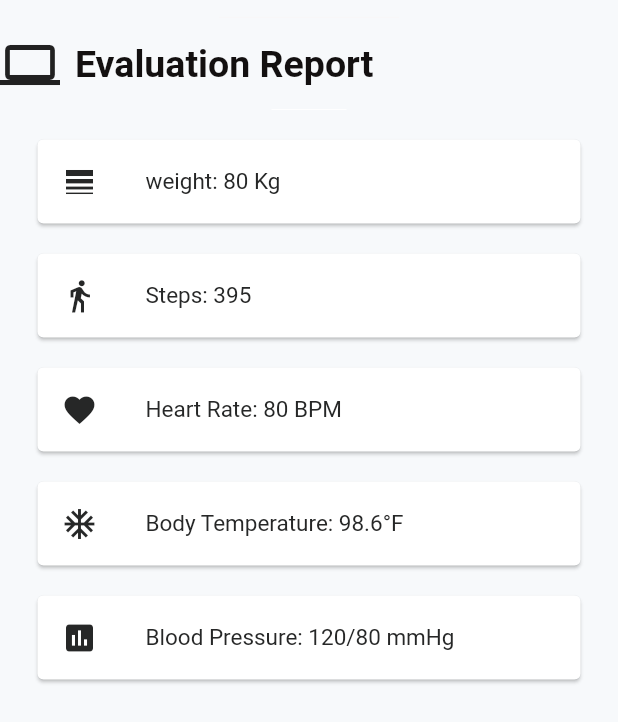
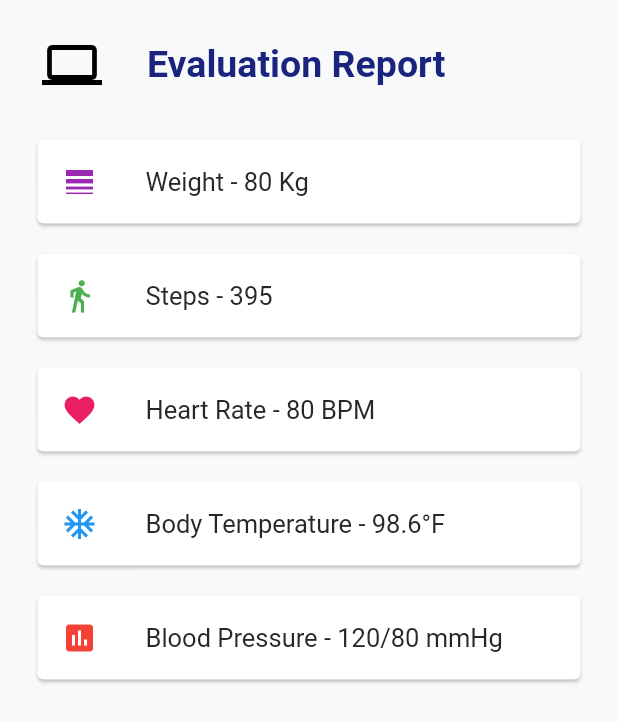
Before and after one commit to drishutup/Easy-Diagnosis-App, a Flutter app: the HealthMonitoringApp screen opened directly, on a phone screen of 412 x 824 dp. Shown: the top 722 px of the screen. Run offline on Flutter 3.47's test engine with Material 2 defaults, Android fonts, the light colour scheme and no system bars; Roboto replaces fonts that are missing (Pacifico, Source Sans Pro).

Commit message:
Update reports.dart

```diff
--- a/lib/reports.dart
+++ b/lib/reports.dart
@@ -28,16 +28,19 @@ class HealthMonitoringApp extends StatelessWidget {
             Container(
                 child: Row(
                   children: [
-                    Icon(Icons.computer, size: 40, color: Colors.black87),
                     SizedBox(
-                      width: 10,
+                      width: 28,
+                    ),
+                    Icon(Icons.computer, size: 40, color: Colors.black),
+                    SizedBox(
+                      width: 30,
                     ),
                     Text(
                       'Evaluation Report',
                       style: TextStyle(
                         fontFamily: 'Pacifico',
                         fontSize: 25.0,
-                        color: Color(0xff131010),
+                        color: Colors.indigo[900],
                         fontWeight: FontWeight.bold,
                       ),
                     ),
@@ -85,14 +88,14 @@ class HealthMonitoringApp extends StatelessWidget {
               child: ListTile(
                 leading: Icon(
                   Icons.line_weight,
-                  color: Color(0xff262727),
+                  color: Colors.purple
                 ),
                 title: Text(
-                  'weight: 80 Kg',
+                  'Weight - 80 Kg',
                   style: TextStyle(
                     color: Color(0xff262727),
                     fontFamily: 'Pacifico',
-                    fontSize: 15.0,
+                    fontSize: 17.0,
                   ),
                 ),
               ),
@@ -111,14 +114,14 @@ class HealthMonitoringApp extends StatelessWidget {
               child: ListTile(
                 leading: Icon(
                   Icons.directions_walk,
-                  color: Color(0xff262727),
+                  color: Colors.green,
                 ),
                 title: Text(
-                  'Steps: 395',
+                  'Steps - 395',
                   style: TextStyle(
                     color: Color(0xff262727),
                     fontFamily: 'Source Sans Pro',
-                    fontSize: 15,
+                    fontSize: 17,
                   ),
                 ),
               ),
@@ -136,14 +139,14 @@ class HealthMonitoringApp extends StatelessWidget {
               child: ListTile(
                 leading: Icon(
                   Icons.favorite,
-                  color: Color(0xff262727),
+                  color: Colors.pink,
                 ),
                 title: Text(
-                  'Heart Rate: 80 BPM',
+                  'Heart Rate - 80 BPM',
                   style: TextStyle(
                     color: Color(0xff262727),
                     fontFamily: 'Source Sans Pro',
-                    fontSize: 15.0,
+                    fontSize: 17,
                   ),
                 ),
               ),
@@ -155,14 +158,14 @@ class HealthMonitoringApp extends StatelessWidget {
               child: ListTile(
                 leading: Icon(
                   Icons.ac_unit,
-                  color: Color(0xff262727),
+                  color: Colors.blue,
                 ),
                 title: Text(
-                  'Body Temperature: 98.6°F',
+                  'Body Temperature - 98.6°F',
                   style: TextStyle(
                     color: Color(0xff262727),
                     fontFamily: 'Source Sans Pro',
-                    fontSize: 15.0,
+                    fontSize: 17.0,
                   ),
                 ),
               ),
@@ -173,14 +176,14 @@ class HealthMonitoringApp extends StatelessWidget {
               child: ListTile(
                 leading: Icon(
                   Icons.insert_chart,
-                  color: Color(0xff262727),
+                  color: Colors.red,
                 ),
                 title: Text(
-                  'Blood Pressure: 120/80 mmHg',
+                  'Blood Pressure - 120/80 mmHg',
                   style: TextStyle(
                     color: Color(0xff262727),
                     fontFamily: 'Source Sans Pro',
-                    fontSize: 15.0,
+                    fontSize: 17.0,
                   ),
                 ),
               ),
```
